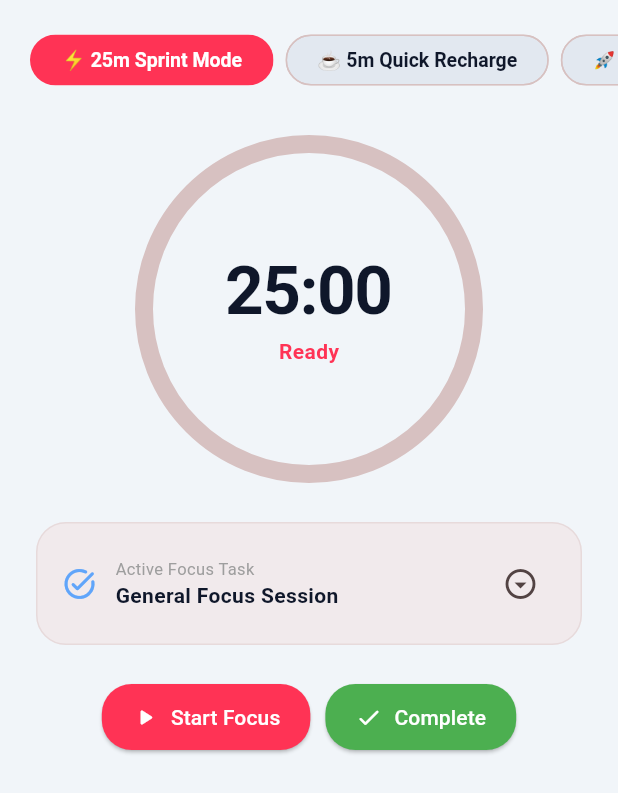
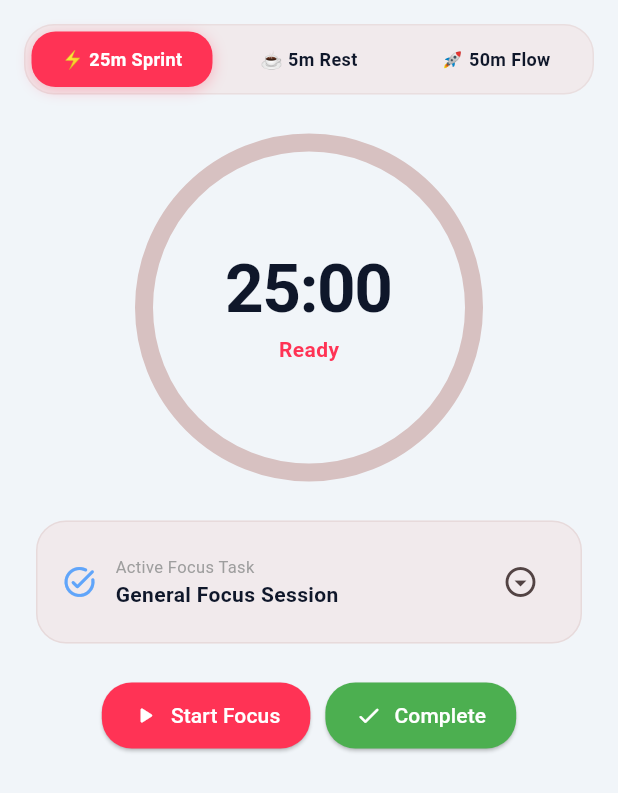
Before and after one commit to VaibhavJalota06/focus-flow, a Flutter app: the FocusScreen screen opened directly, on a phone screen of 412 x 824 dp. Shown: the top 793 px of the screen. Run offline on Flutter 3.47's test engine with Material 3 defaults, Android fonts, the phone set to English and light mode, and no system bars; our stand-ins replace confetti, fl_chart, flutter_local_notifications, flutter_riverpod, google_sign_in, image_picker and 7 more; accounts and stored records are empty; network calls fail.

Commit message:
Replace scrollable focus preset row with non-scrollable segmented container (25m Sprint, 5m Rest, 50m Flow)

```diff
--- a/lib/features/focus/focus_screen.dart
+++ b/lib/features/focus/focus_screen.dart
@@ -26,64 +26,42 @@ class FocusScreen extends ConsumerWidget {
           padding: const EdgeInsets.symmetric(vertical: 16),
           child: Column(
             children: [
-              // Mode Selector Preset Buttons
-              SingleChildScrollView(
-                scrollDirection: Axis.horizontal,
-                padding: const EdgeInsets.symmetric(horizontal: 20),
-                child: Row(
-                  mainAxisAlignment: MainAxisAlignment.center,
-                  children: [
-                    ChoiceChip(
-                      showCheckmark: false,
-                      selectedColor: theme.colorScheme.primary,
-                      label: Text(
-                        '⚡ 25m Sprint Mode',
-                        style: TextStyle(
-                          fontSize: 13,
-                          fontWeight: FontWeight.bold,
-                          color: focusState.totalDurationSeconds == 25 * 60
-                              ? Colors.white
-                              : theme.colorScheme.onSurface,
-                        ),
+              // Non-scrollable Segmented Mode Selector Buttons
+              Padding(
+                padding: const EdgeInsets.symmetric(horizontal: 16),
+                child: Container(
+                  padding: const EdgeInsets.all(4),
+                  decoration: BoxDecoration(
+                    color: theme.colorScheme.surfaceContainerHighest.withValues(alpha: 0.5),
+                    borderRadius: BorderRadius.circular(20),
+                    border: Border.all(
+                      color: theme.colorScheme.outlineVariant.withValues(alpha: 0.3),
+                    ),
+                  ),
+                  child: Row(
+                    children: [
+                      _buildPresetSegment(
+                        label: '⚡ 25m Sprint',
+                        isSelected: focusState.totalDurationSeconds == 25 * 60,
+                        onTap: () => focusNotifier.setDuration(25),
+                        theme: theme,
                       ),
-                      selected: focusState.totalDurationSeconds == 25 * 60,
-                      onSelected: (_) => focusNotifier.setDuration(25),
-                    ),
-                    const SizedBox(width: 8),
-                    ChoiceChip(
-                      showCheckmark: false,
-                      selectedColor: theme.colorScheme.primary,
-                      label: Text(
-                        '☕ 5m Quick Recharge',
-                        style: TextStyle(
-                          fontSize: 13,
-                          fontWeight: FontWeight.bold,
-                          color: focusState.totalDurationSeconds == 5 * 60
-                              ? Colors.white
-                              : theme.colorScheme.onSurface,
-                        ),
+                      const SizedBox(width: 4),
+                      _buildPresetSegment(
+                        label: '☕ 5m Rest',
+                        isSelected: focusState.totalDurationSeconds == 5 * 60,
+                        onTap: () => focusNotifier.setDuration(5),
+                        theme: theme,
                       ),
-                      selected: focusState.totalDurationSeconds == 5 * 60,
-                      onSelected: (_) => focusNotifier.setDuration(5),
-                    ),
-                    const SizedBox(width: 8),
-                    ChoiceChip(
-                      showCheckmark: false,
-                      selectedColor: theme.colorScheme.primary,
-                      label: Text(
-                        '🚀 50m Deep Flow',
-                        style: TextStyle(
-                          fontSize: 13,
-                          fontWeight: FontWeight.bold,
-                          color: focusState.totalDurationSeconds == 50 * 60
-                              ? Colors.white
-                              : theme.colorScheme.onSurface,
-                        ),
+                      const SizedBox(width: 4),
+                      _buildPresetSegment(
+                        label: '🚀 50m Flow',
+                        isSelected: focusState.totalDurationSeconds == 50 * 60,
+                        onTap: () => focusNotifier.setDuration(50),
+                        theme: theme,
                       ),
-                      selected: focusState.totalDurationSeconds == 50 * 60,
-                      onSelected: (_) => focusNotifier.setDuration(50),
-                    ),
-                  ],
+                    ],
+                  ),
                 ),
               ),
 
@@ -292,4 +270,43 @@ class FocusScreen extends ConsumerWidget {
       },
     );
   }
+
+  Widget _buildPresetSegment({
+    required String label,
+    required bool isSelected,
+    required VoidCallback onTap,
+    required ThemeData theme,
+  }) {
+    return Expanded(
+      child: GestureDetector(
+        onTap: onTap,
+        child: AnimatedContainer(
+          duration: const Duration(milliseconds: 200),
+          padding: const EdgeInsets.symmetric(vertical: 10),
+          decoration: BoxDecoration(
+            color: isSelected ? theme.colorScheme.primary : Colors.transparent,
+            borderRadius: BorderRadius.circular(16),
+            boxShadow: isSelected
+                ? [
+                    BoxShadow(
+                      color: theme.colorScheme.primary.withValues(alpha: 0.3),
+                      blurRadius: 8,
+                      offset: const Offset(0, 2),
+                    ),
+                  ]
+                : null,
+          ),
+          child: Text(
+            label,
+            textAlign: TextAlign.center,
+            style: TextStyle(
+              fontSize: 12,
+              fontWeight: FontWeight.bold,
+              color: isSelected ? Colors.white : theme.colorScheme.onSurface,
+            ),
+          ),
+        ),
+      ),
+    );
+  }
 }
```
